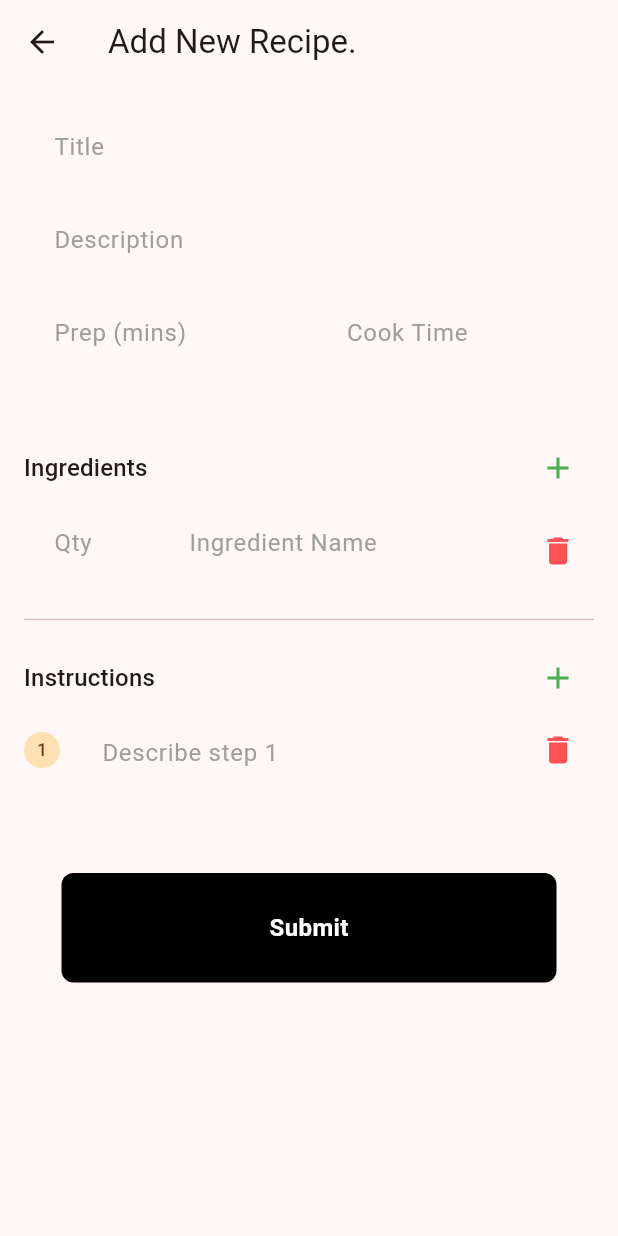
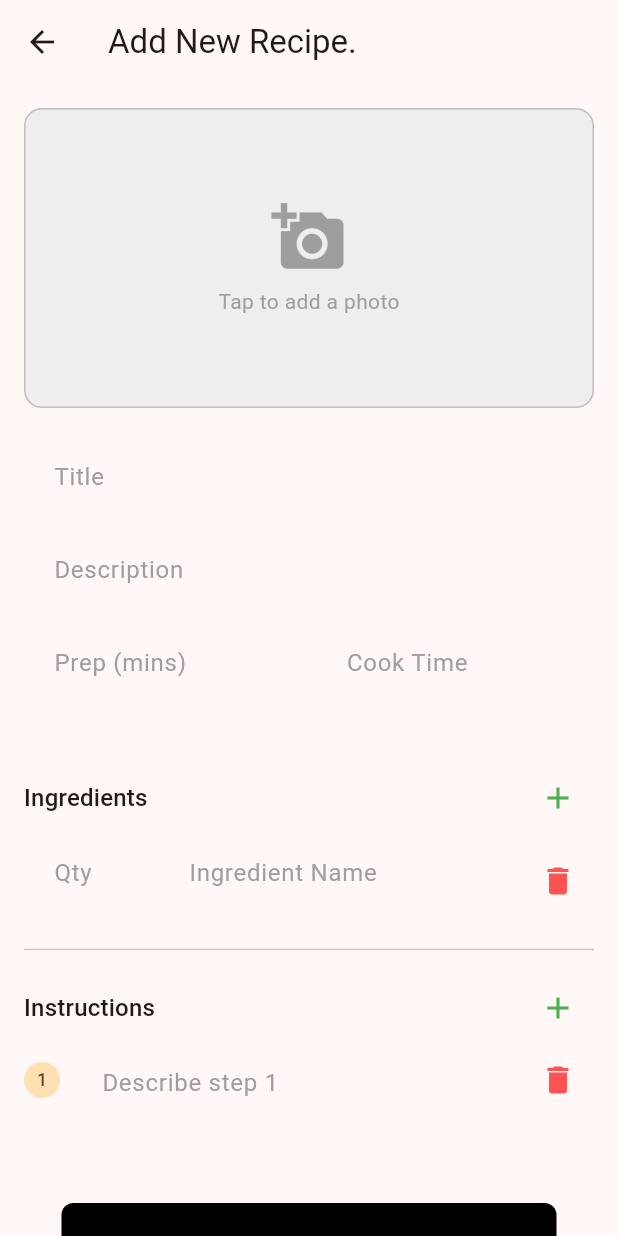
Before and after one commit to Excaliosee/Sou-Chef, a Flutter app: the AddRecipe screen opened directly, on a phone screen of 412 x 824 dp. Run offline on Flutter 3.47's test engine with Material 3 defaults, Android fonts, the phone set to English and light mode, and no system bars; our stand-ins replace bloc_concurrency, equatable, firebase_auth, firebase_core, flutter_bloc, flutter_tts and 4 more; missing offline and left inert: flutter_sound; accounts and stored records are empty; network calls fail.

Commit message:
feat: Added images to recipes.

```diff
--- a/sou_chef_flutter/lib/models/recipe.dart
+++ b/sou_chef_flutter/lib/models/recipe.dart
@@ -1,4 +1,5 @@
 import 'dart:convert';
+import 'package:equatable/equatable.dart';
 
 List<Recipe> recipeFromJson(String str) =>
     List<Recipe>.from(json.decode(str).map((x) => Recipe.fromJson(x)));
@@ -6,7 +7,7 @@ List<Recipe> recipeFromJson(String str) =>
 String recipeToJson(List<Recipe> data) =>
     json.encode(List<dynamic>.from(data.map((x) => x.toJson())));
 
-class Recipe {
+class Recipe extends Equatable{
   final int id;
   final String title;
   final String description;
@@ -21,8 +22,9 @@ class Recipe {
   final int likesCount;
   final bool isLiked;
   final String createdBy;
+  final String? image;
 
-  Recipe({
+  const Recipe({
     required this.id,
     required this.title,
     required this.description,
@@ -34,6 +36,7 @@ class Recipe {
     this.isLiked = false,
     this.likesCount = 0,
     required this.createdBy,
+    this.image,
   });
 
   Recipe copyWith({
@@ -42,6 +45,7 @@ class Recipe {
     String? description,
     bool? isLiked,
     int? likesCount,
+    String? image,
   }) {
     return Recipe(
       id: id ?? this.id,
@@ -55,6 +59,7 @@ class Recipe {
       createdBy: createdBy,
       isLiked: isLiked ?? this.isLiked,
       likesCount: likesCount ?? this.likesCount,
+      image: image ?? this.image,
     );
   }
 
@@ -82,6 +87,7 @@ class Recipe {
           ? List<RecipeStep>.from(json["steps"].map((x) => RecipeStep.fromJson(x)))
           : [],
       createdBy: parseCreator(json["created_by"]),
+      image: json["image"],
     );
   }
 
@@ -97,14 +103,18 @@ class Recipe {
     "created_by": createdBy,
     "ingredients": List<dynamic>.from(ingredients.map((x) => x.toJson())),
     "steps": List<dynamic>.from(steps.map((x) => x.toJson())),
+    "image": image,
   };
+
+  @override
+  List<Object?> get props => [id, title, description, prepTime, cookTime, createdAt, ingredients, steps, likesCount, isLiked, createdBy, image];
 }
 
-class RecipeIngredient{
+class RecipeIngredient extends Equatable{
   final String name;
   final String quantity;
 
-  RecipeIngredient({required this.name, required this.quantity});
+  const RecipeIngredient({required this.name, required this.quantity});
 
   factory RecipeIngredient.fromJson(Map<String, dynamic> json) => RecipeIngredient(
     name: json["name"],
@@ -115,9 +125,12 @@ class RecipeIngredient{
     "name": name,
     "quantity": quantity
   };
+
+  @override
+  List<Object?> get props => [name, quantity];
 }
 
-class RecipeStep{
+class RecipeStep extends Equatable{
   final int stepNumber;
   final String instruction;
 
@@ -129,4 +142,7 @@ class RecipeStep{
     "step_number": stepNumber,
     "instruction": instruction
   };
+
+  @override
+  List<Object?> get props => [stepNumber, instruction];
 }
--- a/sou_chef_flutter/lib/screens/add_recipe_page.dart
+++ b/sou_chef_flutter/lib/screens/add_recipe_page.dart
@@ -1,9 +1,12 @@
 import 'package:firebase_auth/firebase_auth.dart';
 import 'package:flutter/material.dart';
 import 'package:flutter_bloc/flutter_bloc.dart';
+import 'package:image_picker/image_picker.dart';
+import 'package:sou_chef_flutter/bloc/recipe_bloc/blocs.dart';
 import 'package:sou_chef_flutter/bloc/recipe_bloc/recipe_bloc.dart';
 import 'package:sou_chef_flutter/repositories/recipe_repository.dart';
 import 'package:sou_chef_flutter/widgets/my_button.dart';
+import 'dart:io';
 
 class _IngredientRow{
   final TextEditingController name = TextEditingController();
@@ -31,6 +34,19 @@ class _AddRecipeState extends State<AddRecipe> {
   final List<_IngredientRow> _ingredientRows = [];
   final List<_StepRow> _stepRows = [];
   bool _isSubmitting = false;
+
+  File? _selectedImage;
+  final ImagePicker _picker = ImagePicker();
+
+  Future<void> _pickImage() async {
+    final XFile? pickedFile = await _picker.pickImage(source: ImageSource.gallery);
+
+    if (pickedFile != null) {
+      setState(() {
+        _selectedImage = File(pickedFile.path);
+      });
+    }
+  }
 
   @override
   void initState() {
@@ -121,10 +137,10 @@ class _AddRecipeState extends State<AddRecipe> {
         };
 
         final repository = RepositoryProvider.of<RecipeRepository>(context);
-        await repository.createRecipe(recipeData);
+        await repository.createRecipe(recipeData, _selectedImage);
 
         if (mounted) {
-          context.read<RecipeBloc>().add(FetchRecipes());
+          context.read<FeedBloc>().add(const FetchRecipes(isRefreshed: true));
           Navigator.pop(context);
           ScaffoldMessenger.of(context).showSnackBar(
             SnackBar(content: Text("Recipe Created Successfully.")),
@@ -189,6 +205,35 @@ class _AddRecipeState extends State<AddRecipe> {
           child: Column(
             crossAxisAlignment: CrossAxisAlignment.start,
             children: [
+              GestureDetector(
+                onTap: _pickImage,
+                child: Container(
+                  height: 200,
+                  width: double.infinity,
+                  margin: const EdgeInsets.only(bottom: 20),
+                  decoration: BoxDecoration(
+                    color: Colors.grey[200],
+                    borderRadius: BorderRadius.circular(12),
+                    border: Border.all(color: Colors.grey[400]!),
+                    image: _selectedImage != null
+                      ? DecorationImage(
+                        image: FileImage(_selectedImage!),
+                        fit: BoxFit.cover,
+                        )
+                      : null
+                  ),
+                  child: _selectedImage == null
+                    ? Column(
+                        mainAxisAlignment: MainAxisAlignment.center,
+                        children: [
+                          const Icon(Icons.add_a_photo, size: 50, color: Colors.grey),
+                          const SizedBox(height: 8),
+                          const Text("Tap to add a photo", style: TextStyle(color: Colors.grey))
+                        ],
+                      )
+                    : null
+                ),
+              ),
               _buildTextField(controller: _titleController, hint: "Title"),
               _buildTextField(controller: _descriptionController, hint: "Description"),
               Row(
--- a/sou_chef_flutter/lib/screens/recipe_detail_screen.dart
+++ b/sou_chef_flutter/lib/screens/recipe_detail_screen.dart
@@ -1,8 +1,6 @@
 import 'package:flutter/material.dart';
 import 'package:flutter_bloc/flutter_bloc.dart';
 import 'package:flutter_tts/flutter_tts.dart';
-import 'package:sou_chef_flutter/bloc/recipe_bloc/blocs.dart';
-import 'package:sou_chef_flutter/bloc/recipe_bloc/recipe_bloc.dart';
 import 'package:sou_chef_flutter/bloc/timer_bloc/timer_bloc.dart';
 import 'package:sou_chef_flutter/models/recipe.dart';
 import 'package:sou_chef_flutter/repositories/recipe_repository.dart';
--- a/sou_chef_flutter/pubspec.yaml
+++ b/sou_chef_flutter/pubspec.yaml
@@ -51,6 +51,9 @@ dependencies:
   google_nav_bar: ^5.0.7
   stream_transform: ^2.1.1
   bloc_concurrency: ^0.3.0
+  cached_network_image: ^3.4.1
+  image_picker: ^1.1.2
+  flutter_staggered_grid_view: ^0.7.0
 
 dev_dependencies:
   flutter_test:
```
Also changed, not shown: sou_chef_flutter/lib/repositories/recipe_repository.dart (+24 -12 lines), sou_chef_flutter/lib/screens/recipe_page.dart (+11 -60 lines), sou_chef_flutter/lib/widgets/recipe_grid_item.dart (added, +121 -0 lines), sou_chef_backend/media/recipe_images/1000006076.jpg (added), sou_chef_backend/media/recipe_images/1000006076_Lxmvt0D.jpg (added), sou_chef_backend/media/recipe_images/1000006076_UHy9F3N.jpg (added), sou_chef_backend/media/recipe_images/1000006076_pH2AW9t.jpg (added), sou_chef_backend/media/recipe_images/carbonara.jpg (added), sou_chef_backend/media/recipe_images/date-night-creamy-tomato-basil-pasta-with-roasted-vegetables-7-scaled.jpg (added), sou_chef_flutter/pubspec.lock, 9 other files.
